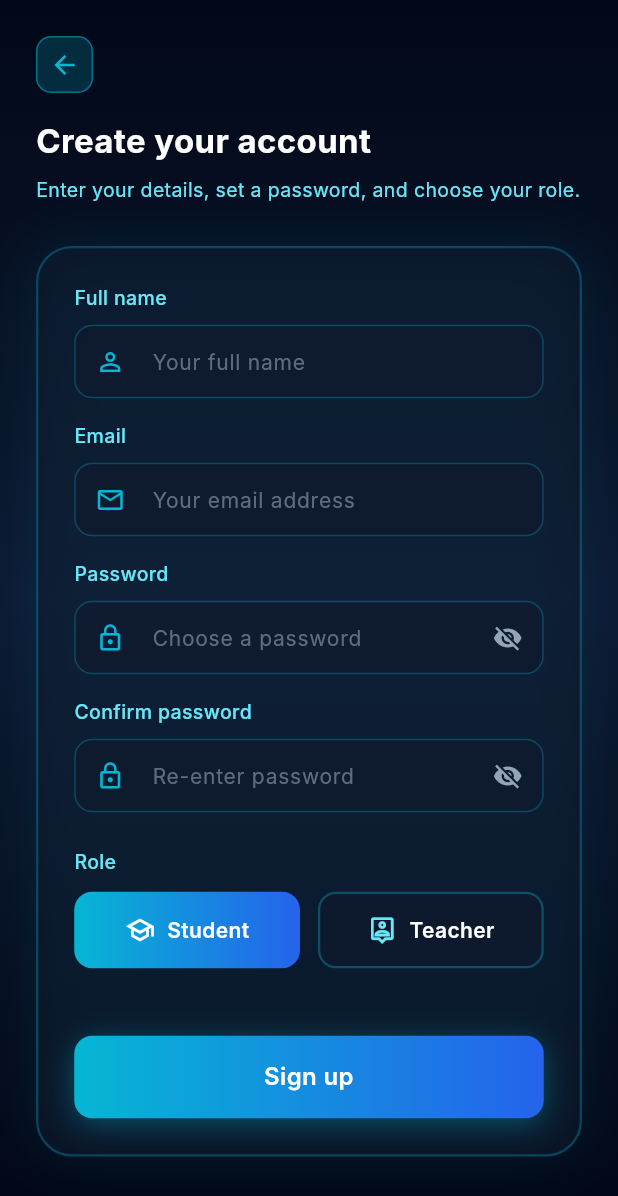
After one commit to ThanhNamTeam/AR_Chemistry_FE, a Flutter app: the CompleteProfileScreen screen opened by its route, on a phone screen of 412 x 824 dp. The commit adds this screen. Shown: the top 1196 px of the screen. Run offline on Flutter 3.47's test engine with Material 3 defaults, Android fonts, the phone set to English and light mode, and no system bars; Roboto replaces fonts that are missing (Inter).

Commit message:
[Refactor] Update FE sign in and login.

```diff
--- /dev/null
+++ b/lib/domain/models/account_setup_model.dart
@@ -0,0 +1,42 @@
+enum AccountSetupSource { google, registration }
+
+enum UserRole { teacher, student }
+
+/// Passed when navigating to [CompleteProfileScreen].
+class AccountSetupRouteArgs {
+  final AccountSetupSource source;
+  final String? prefilledEmail;
+  final String? prefilledFullName;
+
+  const AccountSetupRouteArgs({
+    required this.source,
+    this.prefilledEmail,
+    this.prefilledFullName,
+  });
+
+  factory AccountSetupRouteArgs.registration() =>
+      const AccountSetupRouteArgs(source: AccountSetupSource.registration);
+
+  bool get lockEmail => source == AccountSetupSource.google;
+}
+
+/// Payload aligned with backend fields (e.g. school_name, certificate_url, experience).
+class AccountSetupData {
+  final String fullName;
+  final String email;
+  final String password;
+  final UserRole role;
+  final String? schoolName;
+  final String? certificateUrl;
+  final String? experience;
+
+  const AccountSetupData({
+    required this.fullName,
+    required this.email,
+    required this.password,
+    required this.role,
+    this.schoolName,
+    this.certificateUrl,
+    this.experience,
+  });
+}
--- a/lib/main.dart
+++ b/lib/main.dart
@@ -6,9 +6,11 @@ import 'presentation/home/providers/app_state.dart';
 import 'presentation/home/providers/home_provider.dart';
 import 'routes/app_routes.dart';
 
+import 'domain/models/account_setup_model.dart';
 // Screens
 import 'presentation/auth/screens/onboarding_screen.dart';
 import 'presentation/auth/screens/login_screen.dart';
+import 'presentation/auth/screens/complete_profile_screen.dart';
 import 'presentation/home/screens/home_screen.dart';
 import 'presentation/home/screens/profile_screen.dart';
 import 'presentation/inventory/screens/library_screen.dart';
@@ -86,6 +88,13 @@ class ARChemistryApp extends StatelessWidget {
     return {
       AppRoutes.onboarding: (_) => const OnboardingScreen(),
       AppRoutes.login: (_) => const LoginScreen(),
+      AppRoutes.completeProfile: (context) {
+        final args = ModalRoute.of(context)?.settings.arguments;
+        final setupArgs = args is AccountSetupRouteArgs
+            ? args
+            : AccountSetupRouteArgs.registration();
+        return CompleteProfileScreen(args: setupArgs);
+      },
       AppRoutes.home: (_) => const HomeScreen(),
       AppRoutes.profile: (_) => const ProfileScreen(),
       AppRoutes.library: (_) => const LibraryScreen(),
--- /dev/null
+++ b/lib/presentation/auth/screens/complete_profile_screen.dart
@@ -0,0 +1,437 @@
+import 'package:flutter/material.dart';
+import 'package:provider/provider.dart';
+
+import '../../../domain/models/account_setup_model.dart';
+import '../../../routes/app_routes.dart';
+import '../../../shared/styles/app_colors.dart';
+import '../../../shared/widgets/custom_text_field.dart';
+import '../../home/providers/app_state.dart';
+
+class CompleteProfileScreen extends StatefulWidget {
+  final AccountSetupRouteArgs args;
+
+  const CompleteProfileScreen({super.key, required this.args});
+
+  @override
+  State<CompleteProfileScreen> createState() => _CompleteProfileScreenState();
+}
+
+class _CompleteProfileScreenState extends State<CompleteProfileScreen> {
+  final _formKey = GlobalKey<FormState>();
+  final _nameCtrl = TextEditingController();
+  final _emailCtrl = TextEditingController();
+  final _passCtrl = TextEditingController();
+  final _confirmCtrl = TextEditingController();
+
+  UserRole _role = UserRole.student;
+
+  @override
+  void initState() {
+    super.initState();
+    if (widget.args.prefilledFullName != null) {
+      _nameCtrl.text = widget.args.prefilledFullName!;
+    }
+    if (widget.args.prefilledEmail != null) {
+      _emailCtrl.text = widget.args.prefilledEmail!;
+    }
+  }
+
+  @override
+  void dispose() {
+    _nameCtrl.dispose();
+    _emailCtrl.dispose();
+    _passCtrl.dispose();
+    _confirmCtrl.dispose();
+    super.dispose();
+  }
+
+  Future<void> _submit() async {
+    if (!_formKey.currentState!.validate()) return;
+    if (_passCtrl.text != _confirmCtrl.text) {
+      ScaffoldMessenger.of(context).showSnackBar(
+        const SnackBar(
+          content: Text('Passwords do not match'),
+          backgroundColor: AppColors.error,
+        ),
+      );
+      return;
+    }
+
+    if (_role == UserRole.teacher) {
+      final teacher = await _showTeacherProfileDialog();
+      if (!mounted || teacher == null) return;
+      context.read<AppState>().completeAccountSetup(AccountSetupData(
+            fullName: _nameCtrl.text.trim(),
+            email: _emailCtrl.text.trim(),
+            password: _passCtrl.text,
+            role: _role,
+            schoolName: teacher.schoolName,
+            certificateUrl: teacher.certificateUrl,
+            experience: teacher.experience,
+          ));
+    } else {
+      context.read<AppState>().completeAccountSetup(AccountSetupData(
+            fullName: _nameCtrl.text.trim(),
+            email: _emailCtrl.text.trim(),
+            password: _passCtrl.text,
+            role: _role,
+          ));
+    }
+
+    if (!mounted) return;
+    Navigator.pushNamedAndRemoveUntil(context, AppRoutes.home, (_) => false);
+  }
+
+  Future<_TeacherFormResult?> _showTeacherProfileDialog() async {
+    final schoolCtrl = TextEditingController();
+    final certCtrl = TextEditingController();
+    final expCtrl = TextEditingController();
+    final dialogFormKey = GlobalKey<FormState>();
+
+    final result = await showDialog<_TeacherFormResult>(
+      context: context,
+      barrierDismissible: false,
+      builder: (ctx) {
+        return AlertDialog(
+          backgroundColor: AppColors.cardBg,
+          shape: RoundedRectangleBorder(
+            borderRadius: BorderRadius.circular(20),
+            side: BorderSide(color: AppColors.primary.withOpacity(0.35)),
+          ),
+          title: const Text(
+            'Teacher profile',
+            style: TextStyle(
+              color: AppColors.textPrimary,
+              fontWeight: FontWeight.w700,
+              fontFamily: 'Inter',
+            ),
+          ),
+          content: SingleChildScrollView(
+            child: Form(
+              key: dialogFormKey,
+              child: Column(
+                mainAxisSize: MainAxisSize.min,
+                crossAxisAlignment: CrossAxisAlignment.stretch,
+                children: [
+                  CustomTextField(
+                    label: 'School name',
+                    hint: 'Your school or institution',
+                    controller: schoolCtrl,
+                    prefixIcon: Icons.school_outlined,
+                    validator: (v) =>
+                        v == null || v.trim().isEmpty ? 'Required' : null,
+                  ),
+                  const SizedBox(height: 16),
+                  CustomTextField(
+                    label: 'Certificate (URL)',
+                    hint: 'Link to your teaching certificate',
+                    controller: certCtrl,
+                    prefixIcon: Icons.description_outlined,
+                    keyboardType: TextInputType.url,
+                    validator: (v) =>
+                        v == null || v.trim().isEmpty ? 'Required' : null,
+                  ),
+                  const SizedBox(height: 16),
+                  CustomTextField(
+                    label: 'Teaching experience',
+                    hint: 'Years of experience (e.g. 5)',
+                    controller: expCtrl,
+                    prefixIcon: Icons.work_outline,
+                    validator: (v) =>
+                        v == null || v.trim().isEmpty ? 'Required' : null,
+                  ),
+                ],
+              ),
+            ),
+          ),
+          actions: [
+            TextButton(
+              onPressed: () => Navigator.pop(ctx),
+              child: const Text('Cancel',
+                  style: TextStyle(color: AppColors.textSecondary)),
+            ),
+            TextButton(
+              onPressed: () {
+                if (!dialogFormKey.currentState!.validate()) return;
+                Navigator.pop(
+                  ctx,
+                  _TeacherFormResult(
+                    schoolName: schoolCtrl.text.trim(),
+                    certificateUrl: certCtrl.text.trim(),
+                    experience: expCtrl.text.trim(),
+                  ),
+                );
+              },
+              child: const Text('Save',
+                  style: TextStyle(color: AppColors.primaryLight)),
+            ),
+          ],
+        );
+      },
+    );
+
+    schoolCtrl.dispose();
+    certCtrl.dispose();
+    expCtrl.dispose();
+
+    return result;
+  }
+
+  Widget _roleChip({
+    required UserRole value,
+    required String label,
+    required IconData icon,
+  }) {
+    final selected = _role == value;
+    return Expanded(
+      child: GestureDetector(
+        onTap: () => setState(() => _role = value),
+        child: AnimatedContainer(
+          duration: const Duration(milliseconds: 180),
+          padding: const EdgeInsets.symmetric(vertical: 14),
+          decoration: BoxDecoration(
+            gradient: selected ? AppColors.primaryGradient : null,
+            color: selected ? null : AppColors.cardBg.withOpacity(0.5),
+            borderRadius: BorderRadius.circular(12),
+            border: Border.all(
+              color: selected
+                  ? Colors.transparent
+                  : AppColors.primary.withOpacity(0.35),
+              width: 1.5,
+            ),
+          ),
+          child: Row(
+            mainAxisAlignment: MainAxisAlignment.center,
+            children: [
+              Icon(icon,
+                  size: 20,
+                  color: selected ? Colors.white : AppColors.textCyan),
+              const SizedBox(width: 8),
+              Text(
+                label,
+                style: TextStyle(
+                  fontWeight: FontWeight.w600,
+                  fontFamily: 'Inter',
+                  color: selected ? Colors.white : AppColors.textPrimary,
+                ),
+              ),
+            ],
+          ),
+        ),
+      ),
+    );
+  }
+
+  @override
+  Widget build(BuildContext context) {
+    final isGoogle = widget.args.source == AccountSetupSource.google;
+
+    return Scaffold(
+      backgroundColor: AppColors.backgroundDark,
+      body: Container(
+        decoration: const BoxDecoration(
+          gradient: LinearGradient(
+            colors: [
+              AppColors.backgroundDark,
+              AppColors.backgroundBlue,
+              AppColors.backgroundDark,
+            ],
+            begin: Alignment.topCenter,
+            end: Alignment.bottomCenter,
+          ),
+        ),
+        child: SafeArea(
+          child: SingleChildScrollView(
+            padding: const EdgeInsets.all(24),
+            child: Column(
+              crossAxisAlignment: CrossAxisAlignment.stretch,
+              children: [
+                Row(
+                  children: [
+                    GestureDetector(
+                      onTap: () => Navigator.pop(context),
+                      child: Container(
+                        padding: const EdgeInsets.all(8),
+                        decoration: BoxDecoration(
+                          color: AppColors.primary.withOpacity(0.2),
+                          borderRadius: BorderRadius.circular(10),
+                          border: Border.all(
+                              color: AppColors.primary.withOpacity(0.5)),
+                        ),
+                        child: const Icon(Icons.arrow_back,
+                            color: AppColors.primary, size: 20),
+                      ),
+                    ),
+                  ],
+                ),
+                const SizedBox(height: 16),
+                Text(
+                  isGoogle ? 'Complete your account' : 'Create your account',
+                  style: const TextStyle(
+                    fontSize: 22,
+                    fontWeight: FontWeight.w700,
+                    color: AppColors.textPrimary,
+                    fontFamily: 'Inter',
+                  ),
+                ),
+                const SizedBox(height: 8),
+                Text(
+                  isGoogle
+                      ? 'Your Google email is confirmed. Set a password and choose your role.'
+                      : 'Enter your details, set a password, and choose your role.',
+                  style: const TextStyle(
+                    fontSize: 13,
+                    color: AppColors.textCyan,
+                    fontFamily: 'Inter',
+                  ),
+                ),
+                const SizedBox(height: 28),
+                Container(
+                  padding: const EdgeInsets.all(24),
+                  decoration: BoxDecoration(
+                    color: AppColors.cardBg.withOpacity(0.5),
+                    borderRadius: BorderRadius.circular(24),
+                    border: Border.all(
+                        color: AppColors.primary.withOpacity(0.3), width: 1.5),
+                    boxShadow: [
+                      BoxShadow(
+                          color: AppColors.primary.withOpacity(0.1),
+                          blurRadius: 30),
+                    ],
+                  ),
+                  child: Form(
+                    key: _formKey,
+                    child: Column(
+                      crossAxisAlignment: CrossAxisAlignment.stretch,
+                      children: [
+                        CustomTextField(
+                          label: 'Full name',
+                          hint: 'Your full name',
+                          controller: _nameCtrl,
+                          prefixIcon: Icons.person_outline,
+                          validator: (v) => v == null || v.trim().isEmpty
+                              ? 'Name is required'
+                              : null,
+                        ),
+                        const SizedBox(height: 16),
+                        CustomTextField(
+                          label: 'Email',
+                          hint: 'Your email address',
+                          controller: _emailCtrl,
+                          prefixIcon: Icons.mail_outline,
+                          keyboardType: TextInputType.emailAddress,
+                          readOnly: widget.args.lockEmail,
+                          validator: (v) =>
+                              v == null || v.trim().isEmpty ? 'Required' : null,
+                        ),
+                        const SizedBox(height: 16),
+                        CustomTextField(
+                          label: 'Password',
+                          hint: 'Choose a password',
+                          controller: _passCtrl,
+                          prefixIcon: Icons.lock_outline,
+                          isPassword: true,
+                          validator: (v) => v == null || v.length < 6
+                              ? 'Min 6 characters'
+                              : null,
+                        ),
+                        const SizedBox(height: 16),
+                        CustomTextField(
+                          label: 'Confirm password',
+                          hint: 'Re-enter password',
+                          controller: _confirmCtrl,
+                          prefixIcon: Icons.lock_outline,
+                          isPassword: true,
+                          validator: (v) =>
+                              v == null || v.isEmpty ? 'Required' : null,
+                        ),
+                        const SizedBox(height: 24),
+                        const Text(
+                          'Role',
+                          style: TextStyle(
+                            fontSize: 13,
+                            fontWeight: FontWeight.w500,
+                            color: AppColors.textCyan,
+                            fontFamily: 'Inter',
+                          ),
+                        ),
+                        const SizedBox(height: 10),
+                        Row(
+                          children: [
+                            _roleChip(
+                              value: UserRole.student,
+                              label: 'Student',
+                              icon: Icons.school_outlined,
+                            ),
+                            const SizedBox(width: 12),
+                            _roleChip(
+                              value: UserRole.teacher,
+                              label: 'Teacher',
+                              icon: Icons.person_pin_outlined,
+                            ),
+                          ],
+                        ),
+                        const SizedBox(height: 8),
+                        Text(
+                          _role == UserRole.teacher
+                              ? 'Teachers will be asked for school, certificate link, and experience.'
+                              : '',
+                          style: TextStyle(
+                            fontSize: 12,
+                            color: AppColors.textSecondary.withOpacity(0.9),
+                            fontFamily: 'Inter',
+                          ),
+                        ),
+                        const SizedBox(height: 20),
+                        GestureDetector(
+                          onTap: _submit,
+                          child: Container(
+                            width: double.infinity,
+                            padding: const EdgeInsets.symmetric(vertical: 16),
+                            decoration: BoxDecoration(
+                              gradient: AppColors.primaryGradient,
+                              borderRadius: BorderRadius.circular(12),
+                              boxShadow: [
+                                BoxShadow(
+                                  color: AppColors.primary.withOpacity(0.35),
+                                  blurRadius: 16,
+                                  offset: const Offset(0, 4),
+                                )
+                              ],
+                            ),
+                            child: Text(
+                              isGoogle ? 'Save & continue' : 'Sign up',
+                              textAlign: TextAlign.center,
+                              style: const TextStyle(
+                                color: Colors.white,
+                                fontSize: 16,
+                                fontWeight: FontWeight.w600,
+                                fontFamily: 'Inter',
+                              ),
+                            ),
+                          ),
+                        ),
+                      ],
+                    ),
+                  ),
+                ),
+              ],
+            ),
+          ),
+        ),
+      ),
+    );
+  }
+}
+
+class _TeacherFormResult {
+  final String schoolName;
+  final String certificateUrl;
+  final String experience;
+
+  _TeacherFormResult({
+    required this.schoolName,
+    required this.certificateUrl,
+    required this.experience,
+  });
+}
--- a/lib/presentation/home/providers/app_state.dart
+++ b/lib/presentation/home/providers/app_state.dart
@@ -1,10 +1,15 @@
 import 'package:flutter/foundation.dart';
+import '../../../domain/models/account_setup_model.dart';
 import '../../../domain/models/chemical_card_model.dart';
 
 class AppState extends ChangeNotifier {
   // Auth state
   String? _userName;
   String? _userEmail;
+  UserRole? _userRole;
+  String? _schoolName;
+  String? _certificateUrl;
+  String? _experienceYears;
   bool _isLoggedIn = false;
   int _knowledgePoints = 300;
 
@@ -16,6 +21,10 @@ class AppState extends ChangeNotifier {
   // Getters
   String? get userName => _userName;
   String? get userEmail => _userEmail;
+  UserRole? get userRole => _userRole;
+  String? get schoolName => _schoolName;
+  String? get certificateUrl => _certificateUrl;
+  String? get experienceYears => _experienceYears;
   bool get isLoggedIn => _isLoggedIn;
   int get knowledgePoints => _knowledgePoints;
   List<ChemicalCardModel> get cards => List.unmodifiable(_cards);
@@ -31,13 +40,10 @@ class AppState extends ChangeNotifier {
     _isLoggedIn = true;
     _userName = 'Trần Thanh Nam';
     _userEmail = email;
-    notifyListeners();
-  }
-
-  void loginWithGoogle() {
-    _isLoggedIn = true;
-    _userName = 'Trần Thanh Nam';
-    _userEmail = 'trannam@gmail.com';
+    _userRole = UserRole.student;
+    _schoolName = null;
+    _certificateUrl = null;
+    _experienceYears = null;
     notifyListeners();
   }
 
@@ -45,13 +51,27 @@ class AppState extends ChangeNotifier {
     _isLoggedIn = false;
     _userName = null;
     _userEmail = null;
+    _userRole = null;
+    _schoolName = null;
+    _certificateUrl = null;
+    _experienceYears = null;
     notifyListeners();
   }
 
-  void register(String fullName, String email, String password) {
+  void completeAccountSetup(AccountSetupData data) {
     _isLoggedIn = true;
-    _userName = fullName;
-    _userEmail = email;
+    _userName = data.fullName;
+    _userEmail = data.email;
+    _userRole = data.role;
+    if (data.role == UserRole.teacher) {
+      _schoolName = data.schoolName;
+      _certificateUrl = data.certificateUrl;
+      _experienceYears = data.experience;
+    } else {
+      _schoolName = null;
+      _certificateUrl = null;
+      _experienceYears = null;
+    }
     notifyListeners();
   }
 
--- a/lib/routes/app_routes.dart
+++ b/lib/routes/app_routes.dart
@@ -1,6 +1,7 @@
 class AppRoutes {
   static const String onboarding = '/';
   static const String login = '/login';
+  static const String completeProfile = '/complete-profile';
   static const String home = '/home';
   static const String library = '/library';
   static const String scan = '/scan';
--- a/lib/shared/widgets/custom_text_field.dart
+++ b/lib/shared/widgets/custom_text_field.dart
@@ -10,6 +10,7 @@ class CustomTextField extends StatefulWidget {
   final TextInputType keyboardType;
   final String? Function(String?)? validator;
   final void Function(String)? onChanged;
+  final bool readOnly;
 
   const CustomTextField({
     super.key,
@@ -21,6 +22,7 @@ class CustomTextField extends StatefulWidget {
     this.keyboardType = TextInputType.text,
     this.validator,
     this.onChanged,
+    this.readOnly = false,
   });
 
   @override
@@ -47,6 +49,7 @@ class _CustomTextFieldState extends State<CustomTextField> {
         const SizedBox(height: 8),
         TextFormField(
           controller: widget.controller,
+          readOnly: widget.readOnly,
           obscureText: widget.isPassword && _obscure,
           keyboardType: widget.keyboardType,
           validator: widget.validator,
```
Also changed, not shown: lib/presentation/auth/screens/login_screen.dart (+21 -143 lines).
